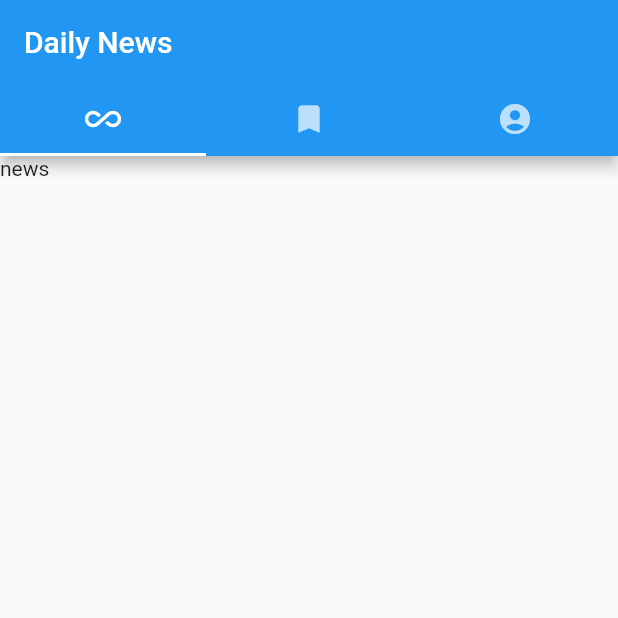
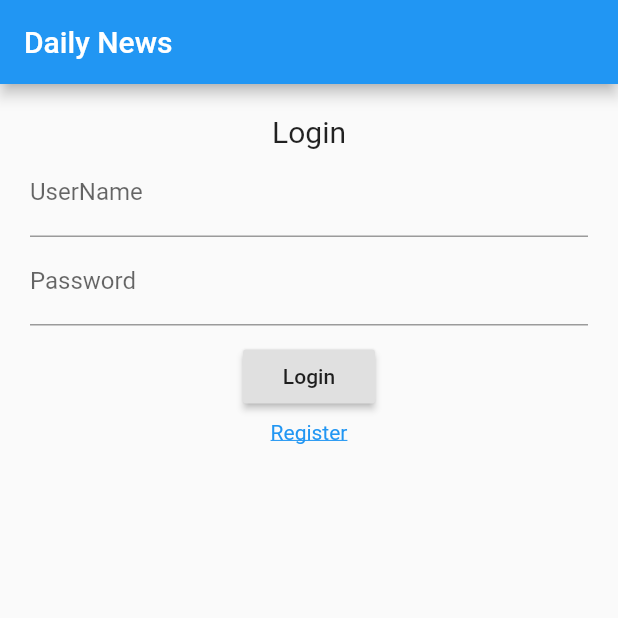
Before and after one commit to valeriuvancea/DailyNewsFlutterApp, a Flutter app: the screen it shows after launch, on a phone screen of 412 x 824 dp, the top half of it. Run offline on Flutter 3.47's test engine with Material 2 defaults, Android fonts, the phone set to English and light mode, and no system bars.

Commit message:
Add login and register view

```diff
--- /dev/null
+++ b/lib/Views/login.dart
@@ -0,0 +1,68 @@
+import 'package:flutter/material.dart';
+import 'package:daily_news/globals.dart';
+import 'dart:developer';
+import 'package:daily_news/Views/register.dart';
+
+class Login extends StatefulWidget {
+  Login({Key key}) : super(key: key);
+  @override
+  _LoginState createState() => _LoginState();
+}
+
+class _LoginState extends State<Login> {
+  String _username = "";
+  String _password = "";
+  final focusPassword = FocusNode();
+
+  void login() {
+    log(_username);
+    log(_password);
+  }
+
+  @override
+  Widget build(BuildContext context) {
+    return Scaffold(
+      appBar: AppBar(title: Text(appTitle)),
+      body: Container(
+        padding: EdgeInsets.all(20.0),
+        child: Column(
+          children: <Widget>[
+            Text(
+              'Login',
+              style: TextStyle(fontSize: 20),
+            ),
+            TextFormField(
+                textInputAction: TextInputAction.next,
+                onFieldSubmitted: (x) {
+                  FocusScope.of(context).requestFocus(focusPassword);
+                },
+                onChanged: (username) => _username = username,
+                decoration: InputDecoration(labelText: "UserName")),
+            TextFormField(
+                focusNode: focusPassword,
+                onChanged: (password) => _password = password,
+                onFieldSubmitted: (password) => login(),
+                obscureText: true,
+                decoration: InputDecoration(labelText: "Password")),
+            SizedBox(height: 10.0),
+            RaisedButton(
+                child: Text("Login"),
+                onPressed: () => login()),
+            SizedBox(height: 5.0),
+            InkWell(
+              child: Text(
+                "Register",
+                style: TextStyle(
+                    decoration: TextDecoration.underline, color: Colors.blue),
+              ),
+              onTap: () => Navigator.push(
+                context,
+                MaterialPageRoute(builder: (context) => Register()),
+              ),
+            )
+          ],
+        ),
+      ),
+    );
+  }
+}
--- /dev/null
+++ b/lib/Views/register.dart
@@ -0,0 +1,68 @@
+import 'package:flutter/material.dart';
+import 'package:daily_news/globals.dart';
+import 'dart:developer';
+
+class Register extends StatefulWidget {
+  Register({Key key}) : super(key: key);
+  @override
+  _RegisterState createState() => _RegisterState();
+}
+
+class _RegisterState extends State<Register> {
+  String _username = "";
+  String _password = "";
+  String _confirmedPassword = "";
+
+  final focusPassword = FocusNode();
+  final focusConfirmPassword = FocusNode();
+
+  void register() {
+    log(_username);
+    log(_password);
+    log(_confirmedPassword);
+  }
+
+  @override
+  Widget build(BuildContext context) {
+    return Scaffold(
+      appBar: AppBar(title: Text(appTitle)),
+      body: Container(
+        padding: EdgeInsets.all(20.0),
+        child: Column(
+          children: <Widget>[
+            Text(
+              'Register',
+              style: TextStyle(fontSize: 20),
+            ),
+            TextFormField(
+                textInputAction: TextInputAction.next,
+                onFieldSubmitted: (x) {
+                  FocusScope.of(context).requestFocus(focusPassword);
+                },
+                onChanged: (username) => _username = username,
+                decoration: InputDecoration(labelText: "UserName")),
+            TextFormField(
+                textInputAction: TextInputAction.next,
+                onFieldSubmitted: (x) {
+                  FocusScope.of(context).requestFocus(focusConfirmPassword);
+                },
+                focusNode: focusPassword,
+                onChanged: (password) => _password = password,
+                obscureText: true,
+                decoration: InputDecoration(labelText: "Password")),
+            TextFormField(
+                onFieldSubmitted: (x) => register(),
+                focusNode: focusConfirmPassword,
+                onChanged: (confirmedPassword) => _confirmedPassword = confirmedPassword,
+                obscureText: true,
+                decoration: InputDecoration(labelText: "Confirm password")),
+            SizedBox(height: 20.0),
+            RaisedButton(
+                child: Text("Register"),
+                onPressed: () => register()),
+          ],
+        ),
+      ),
+    );
+  }
+}
--- a/lib/Tabs/tabs.dart
+++ b/lib/Views/tabs.dart
@@ -28,7 +28,7 @@ class _TabsState extends State<Tabs> {
             bottom: TabBar(
               tabs: tabList.map((tab) => Tab(icon: tab.icon)).toList()
               ),
-              title: Text('Daily News')
+              title: Text(appTitle)
             ),
           body: TabBarView(
             children: tabList.cast(),
--- a/lib/globals.dart
+++ b/lib/globals.dart
@@ -1,5 +1,6 @@
 import 'package:flutter/material.dart';
 BuildContext globalContext;
+final String appTitle = "Daily News";
 
 void showAlertDialog(AlertDialog alertDialog) {
   if (globalContext == null) {
--- a/lib/main.dart
+++ b/lib/main.dart
@@ -1,6 +1,7 @@
 import 'package:flutter/material.dart';
-import 'package:daily_news/Tabs/tabs.dart';
+import 'package:daily_news/Views/tabs.dart';
+import 'package:daily_news/Views/login.dart';
 
 void main() {
-  runApp(MaterialApp(home: Tabs()));
+  runApp(MaterialApp(home: Login()));
 }
```
